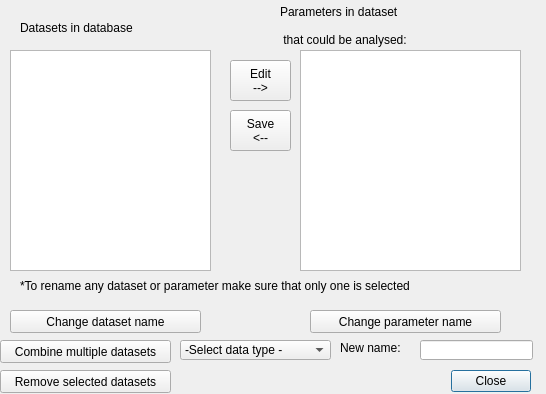
Qt form widgets/table_managment.ui (axelande/geodatafarm3) before a commit.
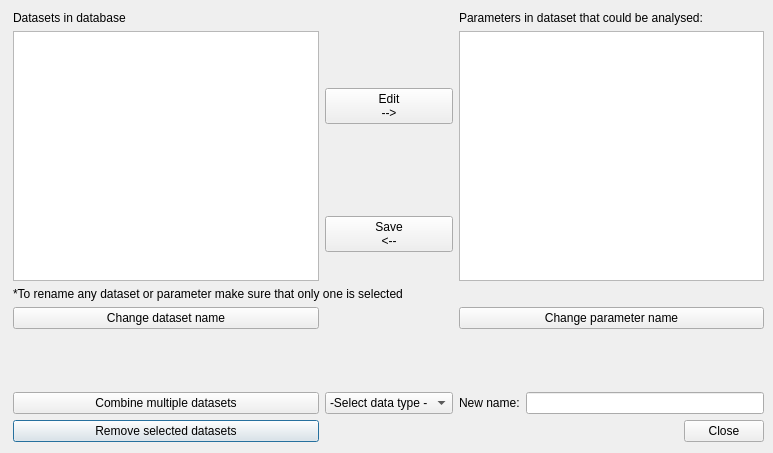
The same form after that commit.

Commit message: Added "Layouts"  to the ui files and minor changes in files adding qt elements to the interfaces.

Diff of the .ui file:
```diff
--- a/widgets/table_managment.ui
+++ b/widgets/table_managment.ui
@@ -6,22 +6,90 @@
    <rect>
     <x>0</x>
     <y>0</y>
-    <width>546</width>
-    <height>394</height>
+    <width>773</width>
+    <height>453</height>
    </rect>
   </property>
   <property name="windowTitle">
    <string>Edit datasets</string>
   </property>
+  <widget class="QWidget" name="gridLayoutWidget">
+   <property name="geometry">
+    <rect>
+     <x>13</x>
+     <y>11</y>
+     <width>751</width>
+     <height>431</height>
+    </rect>
+   </property>
+   <layout class="QGridLayout" name="gridLayout">
+    <item row="7" column="0">
+     <widget class="QPushButton" name="pButRemove">
+      <property name="enabled">
+       <bool>true</bool>
+      </property>
+      <property name="text">
+       <string>Remove selected datasets</string>
+      </property>
+     </widget>
+    </item>
+    <item row="3" column="0" colspan="3">
+     <widget class="QLabel" name="label_2">
+      <property name="text">
+       <string>*To rename any dataset or parameter make sure that only one is selected</string>
+      </property>
+      <property name="wordWrap">
+       <bool>true</bool>
+      </property>
+     </widget>
+    </item>
+    <item row="0" column="0">
+     <widget class="QLabel" name="label">
+      <property name="text">
+       <string>Datasets in database</string>
+      </property>
+     </widget>
+    </item>
+    <item row="2" column="1">
+     <widget class="QPushButton" name="pButSave">
+      <property name="text">
+       <string>Save
+&lt;--</string>
+      </property>
+     </widget>
+    </item>
+    <item row="0" column="2">
+     <widget class="QLabel" name="label_3">
+      <property name="text">
+       <string>Parameters in dataset that could be analysed:</string>
+      </property>
+      <property name="wordWrap">
+       <bool>true</bool>
+      </property>
+     </widget>
+    </item>
+    <item row="4" column="0">
+     <widget class="QPushButton" name="pButChangeTbl">
+      <property name="enabled">
+       <bool>true</bool>
+      </property>
+      <property name="text">
+       <string>Change dataset name</string>
+      </property>
+     </widget>
+    </item>
+    <item row="4" column="2">
+     <widget class="QPushButton" name="pButChangeParam">
+      <property name="enabled">
+       <bool>true</bool>
+      </property>
+      <property name="text">
+       <string>Change parameter name</string>
+      </property>
+     </widget>
+    </item>
+    <item row="7" column="2">
   <widget class="QDialogButtonBox" name="button_box">
-   <property name="geometry">
-    <rect>
-     <x>300</x>
-     <y>370</y>
-     <width>231</width>
-     <height>23</height>
-    </rect>
-   </property>
    <property name="orientation">
     <enum>Qt::Horizontal</enum>
    </property>
@@ -32,197 +100,27 @@
     <bool>false</bool>
    </property>
   </widget>
-  <widget class="QLabel" name="label">
-   <property name="geometry">
-    <rect>
-     <x>20</x>
-     <y>20</y>
-     <width>191</width>
-     <height>16</height>
-    </rect>
-   </property>
-   <property name="text">
-    <string>Datasets in database</string>
-   </property>
-  </widget>
-  <widget class="QLabel" name="label_3">
-   <property name="geometry">
-    <rect>
-     <x>280</x>
-     <y>0</y>
-     <width>211</width>
-     <height>51</height>
-    </rect>
-   </property>
-   <property name="text">
-    <string>Parameters in dataset
-
- that could be analysed:</string>
-   </property>
-   <property name="wordWrap">
+    </item>
+    <item row="6" column="0">
+     <widget class="QPushButton" name="pButCombine">
+      <property name="enabled">
     <bool>true</bool>
    </property>
-  </widget>
+      <property name="text">
+       <string>Combine multiple datasets</string>
+      </property>
+     </widget>
+    </item>
+    <item row="1" column="1">
   <widget class="QPushButton" name="pButAdd_Param">
-   <property name="geometry">
-    <rect>
-     <x>230</x>
-     <y>60</y>
-     <width>61</width>
-     <height>41</height>
-    </rect>
-   </property>
    <property name="text">
     <string>Edit
 --&gt;</string>
    </property>
   </widget>
-  <widget class="QPushButton" name="pButChangeTbl">
-   <property name="enabled">
-    <bool>true</bool>
-   </property>
-   <property name="geometry">
-    <rect>
-     <x>10</x>
-     <y>310</y>
-     <width>191</width>
-     <height>23</height>
-    </rect>
-   </property>
-   <property name="text">
-    <string>Change dataset name</string>
-   </property>
-  </widget>
-  <widget class="QPushButton" name="pButCombine">
-   <property name="enabled">
-    <bool>true</bool>
-   </property>
-   <property name="geometry">
-    <rect>
-     <x>0</x>
-     <y>340</y>
-     <width>171</width>
-     <height>23</height>
-    </rect>
-   </property>
-   <property name="text">
-    <string>Combine multiple datasets</string>
-   </property>
-  </widget>
-  <widget class="QLabel" name="label_2">
-   <property name="geometry">
-    <rect>
-     <x>20</x>
-     <y>270</y>
-     <width>501</width>
-     <height>31</height>
-    </rect>
-   </property>
-   <property name="text">
-    <string>*To rename any dataset or parameter make sure that only one is selected</string>
-   </property>
-   <property name="wordWrap">
-    <bool>true</bool>
-   </property>
-  </widget>
-  <widget class="QLineEdit" name="LEName">
-   <property name="geometry">
-    <rect>
-     <x>420</x>
-     <y>340</y>
-     <width>113</width>
-     <height>20</height>
-    </rect>
-   </property>
-  </widget>
-  <widget class="QLabel" name="label_4">
-   <property name="geometry">
-    <rect>
-     <x>340</x>
-     <y>340</y>
-     <width>71</width>
-     <height>16</height>
-    </rect>
-   </property>
-   <property name="text">
-    <string>New name:</string>
-   </property>
-  </widget>
-  <widget class="QPushButton" name="pButRemove">
-   <property name="enabled">
-    <bool>true</bool>
-   </property>
-   <property name="geometry">
-    <rect>
-     <x>0</x>
-     <y>370</y>
-     <width>171</width>
-     <height>23</height>
-    </rect>
-   </property>
-   <property name="text">
-    <string>Remove selected datasets</string>
-   </property>
-  </widget>
-  <widget class="QPushButton" name="pButChangeParam">
-   <property name="enabled">
-    <bool>true</bool>
-   </property>
-   <property name="geometry">
-    <rect>
-     <x>310</x>
-     <y>310</y>
-     <width>191</width>
-     <height>23</height>
-    </rect>
-   </property>
-   <property name="text">
-    <string>Change parameter name</string>
-   </property>
-  </widget>
-  <widget class="QListWidget" name="SATables">
-   <property name="geometry">
-    <rect>
-     <x>10</x>
-     <y>50</y>
-     <width>201</width>
-     <height>221</height>
-    </rect>
-   </property>
-  </widget>
-  <widget class="QListWidget" name="SAParams">
-   <property name="geometry">
-    <rect>
-     <x>300</x>
-     <y>50</y>
-     <width>221</width>
-     <height>221</height>
-    </rect>
-   </property>
-  </widget>
-  <widget class="QPushButton" name="pButSave">
-   <property name="geometry">
-    <rect>
-     <x>230</x>
-     <y>110</y>
-     <width>61</width>
-     <height>41</height>
-    </rect>
-   </property>
-   <property name="text">
-    <string>Save
-&lt;--</string>
-   </property>
-  </widget>
+    </item>
+    <item row="6" column="1">
   <widget class="QComboBox" name="CBDataType">
-   <property name="geometry">
-    <rect>
-     <x>180</x>
-     <y>340</y>
-     <width>151</width>
-     <height>20</height>
-    </rect>
-   </property>
    <property name="locale">
     <locale language="English" country="UnitedKingdom"/>
    </property>
@@ -261,6 +159,49 @@
      <string>soil</string>
     </property>
    </item>
+     </widget>
+    </item>
+    <item row="6" column="2">
+     <layout class="QHBoxLayout" name="horizontalLayout">
+      <item>
+       <widget class="QLabel" name="label_4">
+        <property name="text">
+         <string>New name:</string>
+        </property>
+       </widget>
+      </item>
+      <item>
+       <widget class="QLineEdit" name="LEName"/>
+      </item>
+     </layout>
+    </item>
+    <item row="5" column="0">
+     <spacer name="verticalSpacer">
+      <property name="orientation">
+       <enum>Qt::Vertical</enum>
+      </property>
+      <property name="sizeHint" stdset="0">
+       <size>
+        <width>20</width>
+        <height>40</height>
+       </size>
+      </property>
+     </spacer>
+    </item>
+    <item row="1" column="0" rowspan="2">
+     <widget class="QListWidget" name="SATables"/>
+    </item>
+    <item row="1" column="2" rowspan="2">
+     <widget class="QListWidget" name="SAParams">
+      <property name="minimumSize">
+       <size>
+        <width>0</width>
+        <height>250</height>
+       </size>
+      </property>
+     </widget>
+    </item>
+   </layout>
   </widget>
  </widget>
  <resources/>
```
Lines whose indentation alone changed are shown as unchanged. The commit also changes 14 other files.
